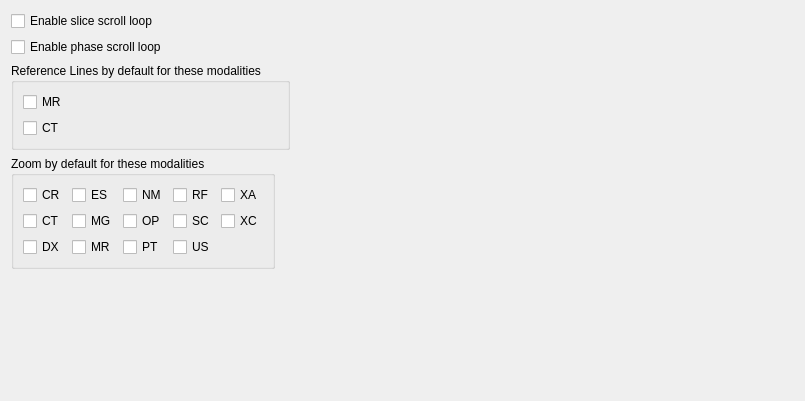
Qt form starviewer/src/core/q2dviewerconfigurationscreenbase.ui (starviewer-medical/starviewer) before a commit.
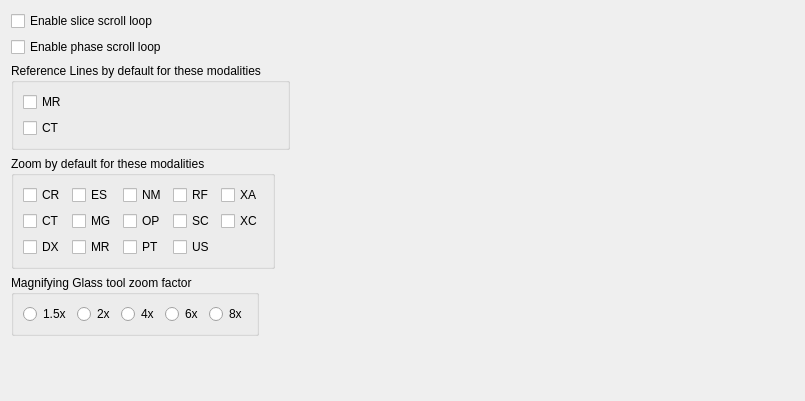
The same form after that commit. Icons and pictures are not drawn.

Commit message: ENH: Fem que el factor de zoom de la tool de lupa es pugui configurar per setting. El valor per defecte serà 4x, amb l'opció d'escollir 1.4x, 2x, 6x i 8x (#176)

The edit to the form file:
```diff
--- a/starviewer/src/core/q2dviewerconfigurationscreenbase.ui
+++ b/starviewer/src/core/q2dviewerconfigurationscreenbase.ui
@@ -307,6 +307,67 @@
      </item>
     </layout>
    </item>
+   <item>
+    <layout class="QHBoxLayout" name="horizontalLayout_4">
+     <item>
+      <widget class="QGroupBox" name="groupBox_3">
+       <property name="title">
+        <string>Magnifying Glass tool zoom factor</string>
+       </property>
+       <layout class="QHBoxLayout" name="horizontalLayout_5">
+        <item>
+         <widget class="QRadioButton" name="m_1point5XZoomFactorRadioButton">
+          <property name="text">
+           <string>1.5x</string>
+          </property>
+         </widget>
+        </item>
+        <item>
+         <widget class="QRadioButton" name="m_2XZoomFactorRadioButton">
+          <property name="text">
+           <string>2x</string>
+          </property>
+         </widget>
+        </item>
+        <item>
+         <widget class="QRadioButton" name="m_4XZoomFactorRadioButton">
+          <property name="text">
+           <string>4x</string>
+          </property>
+         </widget>
+        </item>
+        <item>
+         <widget class="QRadioButton" name="m_6XZoomFactorRadioButton">
+          <property name="text">
+           <string>6x</string>
+          </property>
+         </widget>
+        </item>
+        <item>
+         <widget class="QRadioButton" name="m_8XZoomFactorRadioButton">
+          <property name="text">
+           <string>8x</string>
+          </property>
+         </widget>
+        </item>
+       </layout>
+      </widget>
+     </item>
+     <item>
+      <spacer name="horizontalSpacer_3">
+       <property name="orientation">
+        <enum>Qt::Horizontal</enum>
+       </property>
+       <property name="sizeHint" stdset="0">
+        <size>
+         <width>40</width>
+         <height>20</height>
+        </size>
+       </property>
+      </spacer>
+     </item>
+    </layout>
+   </item>
    <item>
     <spacer>
      <property name="orientation">
```
The commit also changes 6 other files.
